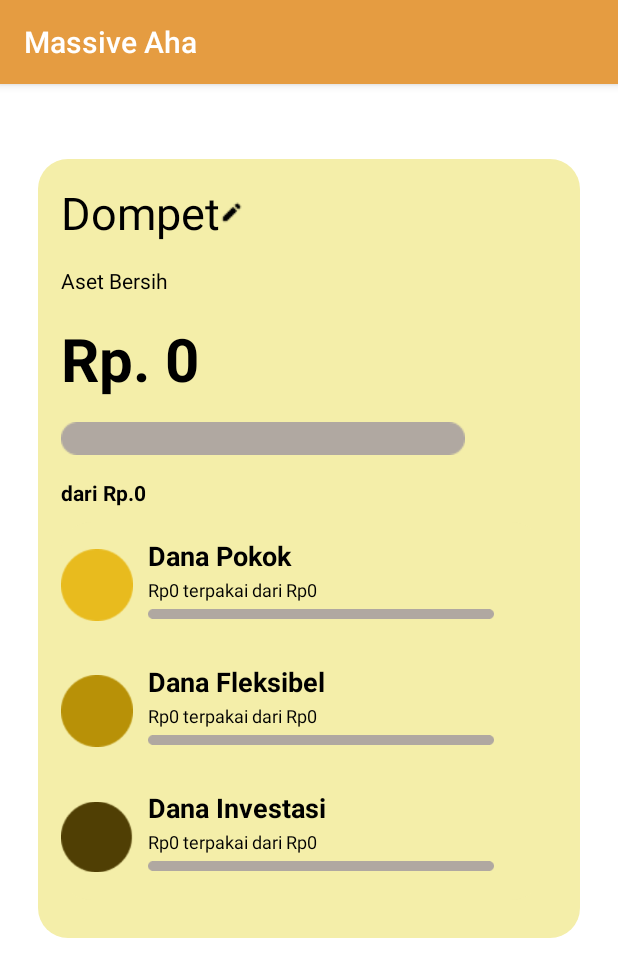
After one commit to fillah11/MassiveC-mAYMO, an Android app: the fragment DompetTemplateFragment shown on its own in the app's theme, on a phone screen of 412 x 824 dp. The commit adds this screen. Shown: the top 977 px of the screen. Run offline under Robolectric (Android 15) with nearby library versions, the phone set to English and light mode, and no system bars.

Commit message:
fragment dompet2an tapi belum berhasil

```diff
--- /dev/null
+++ b/app/src/main/java/com/fillah/massiveaha/one/DompetTemplateFragment.kt
@@ -0,0 +1,21 @@
+package com.fillah.massiveaha.one
+
+import android.os.Bundle
+import android.provider.CalendarContract.Instances
+import androidx.fragment.app.Fragment
+import android.view.LayoutInflater
+import android.view.View
+import android.view.ViewGroup
+import androidx.fragment.app.FragmentContainer
+import com.fillah.massiveaha.R
+
+class DompetTemplateFragment : Fragment() {
+    override fun onCreateView(
+        inflater: LayoutInflater, container: ViewGroup?,
+        savedInstanceState: Bundle?
+    ): View{
+        return inflater.inflate(R.layout.fragment_dompet_template, container, false)
+    }
+
+
+    }
--- /dev/null
+++ b/app/src/main/res/layout/fragment_dompet_template.xml
@@ -0,0 +1,234 @@
+<?xml version="1.0" encoding="utf-8"?>
+<RelativeLayout xmlns:android="http://schemas.android.com/apk/res/android"
+    xmlns:tools="http://schemas.android.com/tools"
+    android:layout_width="match_parent"
+    android:layout_height="match_parent"
+    tools:context=".one.DompetTemplateFragment">
+
+    <LinearLayout
+        android:id="@+id/user2"
+        android:layout_width="match_parent"
+        android:layout_height="wrap_content"
+        android:layout_marginStart="25dp"
+        android:layout_marginTop="50dp"
+        android:layout_marginEnd="25dp"
+        android:layout_marginBottom="25dp"
+        android:background="@drawable/dompet_bar"
+        android:orientation="vertical">
+
+        <TextView
+            android:layout_width="wrap_content"
+            android:layout_height="wrap_content"
+            android:layout_marginLeft="15dp"
+            android:layout_marginTop="15dp"
+            android:drawableEnd="@drawable/pensil"
+            android:paddingEnd="20dp"
+            android:text="Dompet"
+            android:textColor="@color/black"
+            android:textSize="30sp" />
+
+        <TextView
+            android:layout_width="wrap_content"
+            android:layout_height="wrap_content"
+            android:layout_marginLeft="15dp"
+            android:layout_marginTop="15dp"
+            android:paddingEnd="20dp"
+            android:text="Aset Bersih"
+            android:textColor="@color/black" />
+
+        <TextView
+            android:layout_width="wrap_content"
+            android:layout_height="wrap_content"
+            android:layout_marginLeft="15dp"
+            android:layout_marginTop="15dp"
+            android:paddingEnd="20dp"
+            android:text="Rp. 0"
+            android:textColor="@color/black"
+            android:textSize="40sp"
+            android:textStyle="bold" />
+
+        <ImageView
+            android:layout_width="wrap_content"
+            android:layout_height="wrap_content"
+            android:layout_marginLeft="15dp"
+            android:layout_marginTop="15dp"
+            android:gravity="center"
+            android:src="@drawable/bar" />
+
+        <TextView
+            android:layout_width="wrap_content"
+            android:layout_height="wrap_content"
+            android:layout_marginLeft="15dp"
+            android:layout_marginTop="15dp"
+            android:paddingEnd="20dp"
+            android:text="dari Rp.0"
+            android:textColor="@color/black"
+            android:textStyle="bold" />
+
+        <LinearLayout
+            android:id="@+id/user3"
+            android:layout_width="match_parent"
+            android:layout_height="wrap_content"
+            android:layout_marginStart="15dp"
+            android:layout_marginTop="10dp"
+            android:layout_marginEnd="25dp"
+            android:layout_marginBottom="25dp"
+            android:background="@drawable/dompet_bar"
+            android:orientation="vertical">
+
+            <RelativeLayout
+                android:id="@+id/LLDAnaPokok"
+                android:layout_width="match_parent"
+                android:layout_height="wrap_content"
+                android:gravity="center"
+                android:orientation="horizontal"
+                android:paddingVertical="10dp"
+                android:paddingEnd="32dp">
+
+                <ImageView
+                    android:id="@+id/img_danapokok"
+                    android:layout_width="48dp"
+                    android:layout_height="wrap_content"
+                    android:src="@drawable/pokok" />
+
+                <TextView
+                    android:id="@+id/tv_danapokok"
+                    android:layout_width="match_parent"
+                    android:layout_height="wrap_content"
+                    android:layout_alignParentStart="@+id/img_danapokok"
+                    android:layout_marginStart="10dp"
+                    android:layout_toEndOf="@+id/img_danapokok"
+                    android:text="Dana Pokok"
+                    android:textColor="@color/black"
+                    android:textSize="18sp"
+                    android:textStyle="bold" />
+
+                <TextView
+                    android:id="@+id/tv_ketdanapokok"
+                    android:layout_width="match_parent"
+                    android:layout_height="wrap_content"
+                    android:layout_below="@+id/tv_danapokok"
+                    android:layout_marginStart="10dp"
+                    android:layout_marginTop="2dp"
+                    android:layout_toEndOf="@+id/img_danapokok"
+                    android:text="Rp0 terpakai dari Rp0"
+                    android:textColor="@color/black"
+                    android:textSize="12sp" />
+
+                <ImageView
+                    android:layout_width="wrap_content"
+                    android:layout_height="wrap_content"
+                    android:layout_marginLeft="15dp"
+                    android:src="@drawable/progress"
+                    android:layout_marginStart="10dp"
+                    android:layout_marginTop="2dp"
+                    android:layout_toEndOf="@+id/img_danapokok"
+                    android:layout_below="@+id/tv_ketdanapokok"/>
+
+            </RelativeLayout>
+
+            <RelativeLayout
+                android:id="@+id/LLDanaFleksibel"
+                android:layout_width="match_parent"
+                android:layout_height="wrap_content"
+                android:gravity="center"
+                android:orientation="horizontal"
+                android:paddingVertical="10dp"
+                android:paddingEnd="32dp">
+
+                <ImageView
+                    android:id="@+id/img_danafleksibel"
+                    android:layout_width="48dp"
+                    android:layout_height="wrap_content"
+                    android:src="@drawable/fleksibel" />
+
+                <TextView
+                    android:id="@+id/tv_danafleksibel"
+                    android:layout_width="match_parent"
+                    android:layout_height="wrap_content"
+                    android:layout_alignParentStart="@+id/img_danafleksibel"
+                    android:layout_marginStart="10dp"
+                    android:layout_toEndOf="@+id/img_danafleksibel"
+                    android:text="Dana Fleksibel"
+                    android:textColor="@color/black"
+                    android:textSize="18sp"
+                    android:textStyle="bold" />
+
+                <TextView
+                    android:id="@+id/tv_ketdanafleksibel"
+                    android:layout_width="match_parent"
+                    android:layout_height="wrap_content"
+                    android:layout_below="@+id/tv_danafleksibel"
+                    android:layout_marginStart="10dp"
+                    android:layout_marginTop="2dp"
+                    android:layout_toEndOf="@+id/img_danafleksibel"
+                    android:text="Rp0 terpakai dari Rp0"
+                    android:textColor="@color/black"
+                    android:textSize="12sp" />
+
+                <ImageView
+                    android:layout_width="wrap_content"
+                    android:layout_height="wrap_content"
+                    android:layout_marginLeft="15dp"
+                    android:src="@drawable/progress"
+                    android:layout_marginStart="10dp"
+                    android:layout_marginTop="2dp"
+                    android:layout_toEndOf="@+id/img_danafleksibel"
+                    android:layout_below="@+id/tv_ketdanafleksibel"/>
+
+            </RelativeLayout>
+
+            <RelativeLayout
+                android:id="@+id/LLDanaInvestasi"
+                android:layout_width="match_parent"
+                android:layout_height="wrap_content"
+                android:gravity="center"
+                android:orientation="horizontal"
+                android:paddingVertical="10dp"
+                android:paddingEnd="32dp">
+
+                <ImageView
+                    android:id="@+id/img_danainvestasi"
+                    android:layout_width="48dp"
+                    android:layout_height="wrap_content"
+                    android:src="@drawable/invest" />
+
+                <TextView
+                    android:id="@+id/tv_danainvestasi"
+                    android:layout_width="match_parent"
+                    android:layout_height="wrap_content"
+                    android:layout_alignParentStart="@+id/img_danainvestasi"
+                    android:layout_marginStart="10dp"
+                    android:layout_toEndOf="@+id/img_danainvestasi"
+                    android:text="Dana Investasi"
+                    android:textColor="@color/black"
+                    android:textSize="18sp"
+                    android:textStyle="bold" />
+
+                <TextView
+                    android:id="@+id/tv_ketdanainvestasi"
+                    android:layout_width="match_parent"
+                    android:layout_height="wrap_content"
+                    android:layout_below="@+id/tv_danainvestasi"
+                    android:layout_marginStart="10dp"
+                    android:layout_marginTop="2dp"
+                    android:layout_toEndOf="@+id/img_danainvestasi"
+                    android:text="Rp0 terpakai dari Rp0"
+                    android:textColor="@color/black"
+                    android:textSize="12sp" />
+
+                <ImageView
+                    android:layout_width="wrap_content"
+                    android:layout_height="wrap_content"
+                    android:layout_marginLeft="15dp"
+                    android:src="@drawable/progress"
+                    android:layout_marginStart="10dp"
+                    android:layout_marginTop="2dp"
+                    android:layout_toEndOf="@+id/img_danainvestasi"
+                    android:layout_below="@+id/tv_ketdanainvestasi"/>
+
+            </RelativeLayout>
+        </LinearLayout>
+
+    </LinearLayout>
+</RelativeLayout>
--- a/app/src/main/res/values/strings.xml
+++ b/app/src/main/res/values/strings.xml
@@ -33,7 +33,7 @@
     <string name="app_logo">app_logo</string>
     <string name="back"><![CDATA[<-]]></string>
     <string name="forward"><![CDATA[->]]></string>
-    <string name="pilih_icon">Pilih Icon</string>
-    <string name="pengeluaran">Pengeluaran</string>
-    <string name="pemasukan">Pemasukan</string>
+    <string name="pengeluaran" />
+    <string name="pemasukan" />
+    <string name="pilih_icon" />
 </resources>
```
Also changed, not shown: app/src/main/java/com/fillah/massiveaha/fragment/CalendarAdapter.kt (+31 -29 lines), app/src/main/java/com/fillah/massiveaha/fragment/CalendarViewHolder.kt (+16 -15 lines), app/src/main/java/com/fillah/massiveaha/fragment/HomeFragment.kt (+8 -1 lines), app/src/main/java/com/fillah/massiveaha/fragment/KalenderFragment.kt (+72 -71 lines), app/src/main/java/com/fillah/massiveaha/one/DompetTanpaTemplateFragment.kt (added, +17 -0 lines), app/src/main/res/layout/fragment_dompet_tanpa_template.xml (added, +69 -0 lines), app/src/main/res/layout/fragment_home.xml (+8 -63 lines), app/src/main/res/drawable/fleksibel.png (added), app/src/main/res/drawable/invest.png (added), app/src/main/res/drawable/pokok.png (added), app/src/main/res/drawable/progress.png (added).
